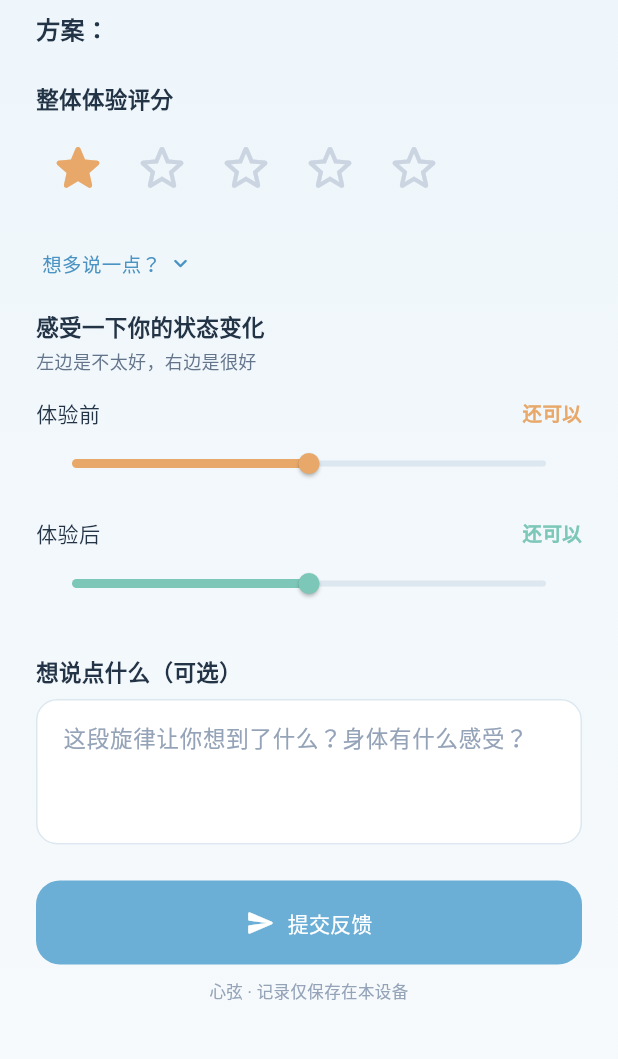
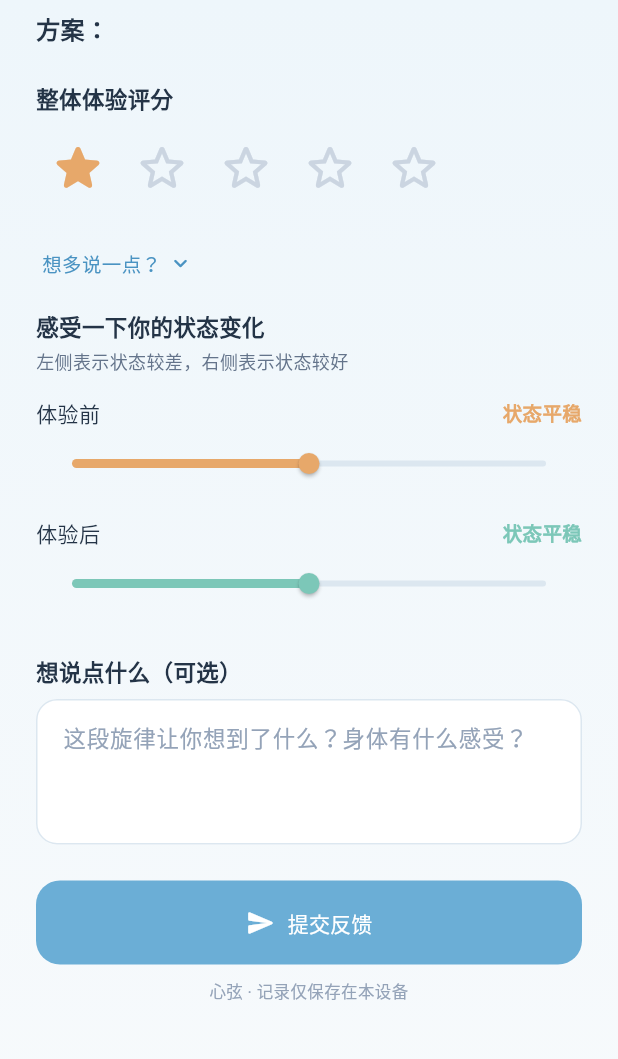
Before and after one commit to meeluu/xinxian-healing-music, a Flutter app: the FeedbackScreen screen opened directly with empty values, after a tap on the "star border" icon, after a tap on "想多说一点？", on a phone screen of 412 x 824 dp, the part 84-1143 px from its top. Run offline on Flutter 3.47's test engine with Material 3 defaults, Android fonts, the phone set to English and light mode, and no system bars; our stand-ins replace just_audio, shared_preferences; missing offline and left inert: dart:html; accounts and stored records are empty.

Commit message:
fix(feedback): 状态评分文案中性化并更新版本号
更新app版本buildLabel为P2-ui-3-fix3，修改反馈页slider的口语化文案为中性表述，同步更新副标题说明，所有数据逻辑保持不变。

```diff
--- a/lib/config/app_version.dart
+++ b/lib/config/app_version.dart
@@ -30,7 +30,7 @@ class AppVersion {
   /// - `M{n}-preview`：预览部署
   /// - `M{n}-stable`：正式发布
   /// - `P{N}-ui-{n}`：P 阶段第 n 批 UI / 体验优化
-  static const String buildLabel = 'P2-ui-3-fix2';
+  static const String buildLabel = 'P2-ui-3-fix3';
 
   /// 构建日期（YYYY-MM-DD），手动维护。
   static const String buildDate = '2026-07-11';
--- a/lib/screens/feedback_screen.dart
+++ b/lib/screens/feedback_screen.dart
@@ -46,15 +46,16 @@ class _FeedbackScreenState extends State<FeedbackScreen> {
     super.dispose();
   }
 
-  /// P2-Web-v1.0 第三批 fix1：slider 语义统一为"状态评分"。
-  /// 左边 = 状态不好，右边 = 状态好。底层字段 before/after 保持不变。
+  /// P2-Web-v1.0 第三批 slider 语义统一为"状态评分"。
+  /// 左边 = 状态较差，右边 = 状态很好。底层字段 before/after 保持不变。
+  /// fix3：文案从口语化改为更中性的表述。
   String _stateLabel(double v) {
-    if (v <= 0.0) return '不太好';
-    if (v < 0.25) return '不太好';
-    if (v < 0.5) return '有点低落';
-    if (v < 0.75) return '还可以';
-    if (v < 1.0) return '挺好';
-    return '很好';
+    if (v <= 0.0) return '状态较差';
+    if (v < 0.25) return '状态较差';
+    if (v < 0.5) return '状态偏低';
+    if (v < 0.75) return '状态平稳';
+    if (v < 1.0) return '状态较好';
+    return '状态很好';
   }
 
   @override
@@ -173,7 +174,7 @@ class _FeedbackScreenState extends State<FeedbackScreen> {
                 ),
                 const SizedBox(height: 4),
                 const Text(
-                  '左边是不太好，右边是很好',
+                  '左侧表示状态较差，右侧表示状态较好',
                   style: TextStyle(
                     fontSize: 12,
                     color: AppColors.textSecondary,
```
Also changed, not shown: 1 other file.
